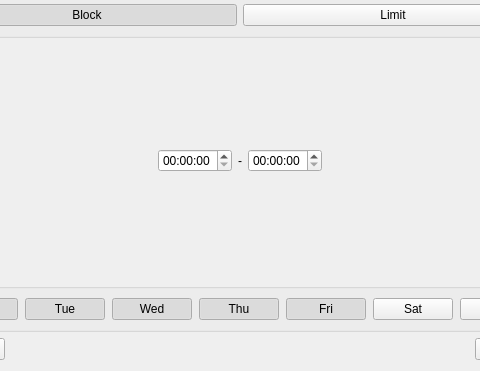
The window that src/gui/widgets/schedule/scheduledialog.ui (bergamontt/sunflower) describes before a commit, drawn with Qt 5; both pictures show x 86 to 566 and y 92 to 463 of the 652 by 463 pixel window.
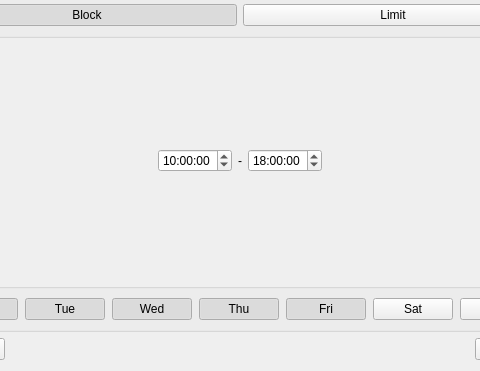
The same window after the commit. The open tabs and pages were chosen to show the change. Icons and pictures are not drawn. Custom widgets are drawn as their Qt base class.

Patch:
```diff
--- a/src/gui/widgets/schedule/scheduledialog.ui
+++ b/src/gui/widgets/schedule/scheduledialog.ui
@@ -153,6 +153,13 @@
        </item>
        <item>
         <widget class="QTimeEdit" name="fromTime">
+         <property name="time">
+          <time>
+           <hour>10</hour>
+           <minute>0</minute>
+           <second>0</second>
+          </time>
+         </property>
          <property name="timeClass" stdset="0">
           <string>default</string>
          </property>
@@ -170,6 +177,13 @@
        </item>
        <item>
         <widget class="QTimeEdit" name="toTime">
+         <property name="time">
+          <time>
+           <hour>18</hour>
+           <minute>0</minute>
+           <second>0</second>
+          </time>
+         </property>
          <property name="timeClass" stdset="0">
           <string>default</string>
          </property>
```
Left out of the diff: 15 changed lines with no effect on the pictures.
